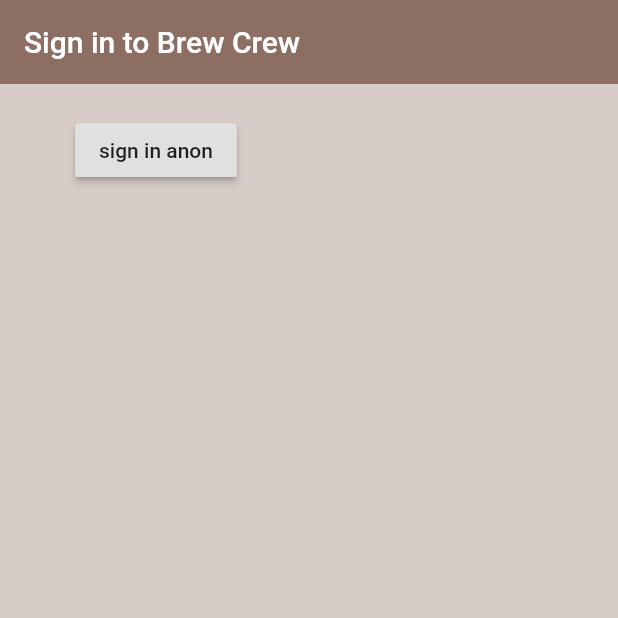
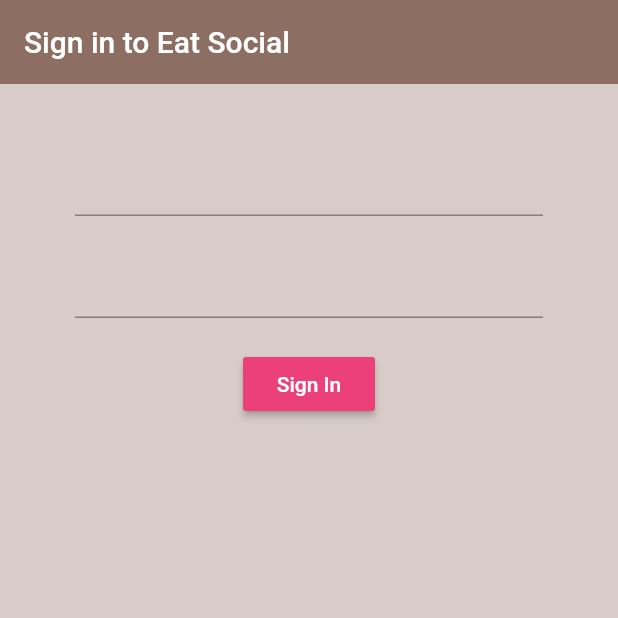
Before and after one commit to CalmExperts/EatSocial, a Flutter app: the screen it shows after launch, on a phone screen of 412 x 824 dp, the top half of it. Run offline on Flutter 3.47's test engine with Material 2 defaults, Android fonts, the phone set to English and light mode, and no system bars; our stand-ins replace firebase_auth; accounts and stored records are empty.

```diff
--- a/eat_social_flutter/lib/screens/authenticate/sign_in.dart
+++ b/eat_social_flutter/lib/screens/authenticate/sign_in.dart
@@ -9,6 +9,10 @@ class SignIn extends StatefulWidget {
 class _SignInState extends State<SignIn> {
   final AuthService _auth = AuthService();
 
+  // text field state
+  String email = '';
+  String password = '';
+
   @override
   Widget build(BuildContext context) {
     return Scaffold(
@@ -16,21 +20,39 @@ class _SignInState extends State<SignIn> {
       appBar: AppBar(
         backgroundColor: Colors.brown[400],
         elevation: 0.0,
-        title: Text('Sign in to Brew Crew'),
+        title: Text('Sign in to Eat Social'),
       ),
       body: Container(
         padding: EdgeInsets.symmetric(vertical: 20.0, horizontal: 50.0),
-        child: RaisedButton(
-          child: Text('sign in anon'),
-          onPressed: () async {
-            dynamic result = await _auth.signInAnon();
-            if (result == null) {
-              print('error signing in');
-            } else {
-              print('signed in');
-              print(result.uid);
-            }
-          },
+        child: Form(
+          child: Column(
+            children: <Widget>[
+              SizedBox(height: 20.0),
+              TextFormField(
+                onChanged: (val) {
+                  setState(() => email = val);
+                },
+              ),
+              SizedBox(height: 20.0),
+              TextFormField(
+                obscureText: true,
+                onChanged: (val) {
+                  setState(() => password = val);
+                },
+              ),
+              SizedBox(height: 20.0),
+              RaisedButton(
+                  color: Colors.pink[400],
+                  child: Text(
+                    'Sign In',
+                    style: TextStyle(color: Colors.white),
+                  ),
+                  onPressed: () async {
+                    print(email);
+                    print(password);
+                  }),
+            ],
+          ),
         ),
       ),
     );
--- a/eat_social_flutter/pubspec.yaml
+++ b/eat_social_flutter/pubspec.yaml
@@ -25,6 +25,7 @@ dependencies:
     sdk: flutter
   # google recommended way to state management in flutter
   provider: ^4.3.1
+
   firebase_auth: ^0.16.1
   cloud_firestore: ^0.13.7
 
```
Also changed, not shown: eat_social_flutter/lib/screens/authenticate/register.dart (added), eat_social_flutter/pubspec.lock.
